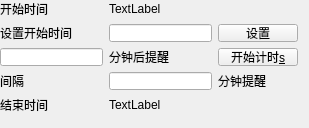
Old version of the form ui_guiTimer.ui in the repository karllrak/GUITimer.
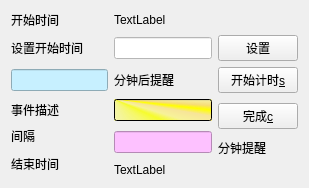
New version of the form. Icons and pictures are not drawn.

Patch:
```diff
--- a/ui_guiTimer.ui
+++ b/ui_guiTimer.ui
@@ -7,33 +7,30 @@
     <x>0</x>
     <y>0</y>
     <width>309</width>
-    <height>128</height>
+    <height>155</height>
    </rect>
   </property>
   <property name="windowTitle">
    <string>Form</string>
   </property>
-  <widget class="QWidget" name="layoutWidget">
-   <property name="geometry">
-    <rect>
-     <x>0</x>
-     <y>0</y>
-     <width>298</width>
-     <height>114</height>
-    </rect>
+  <property name="autoFillBackground">
+   <bool>false</bool>
+  </property>
+  <property name="styleSheet">
+   <string notr="true"/>
    </property>
    <layout class="QGridLayout" name="gridLayout">
-    <item row="1" column="2">
-     <widget class="QPushButton" name="btnSetStartTime">
+   <item row="0" column="0">
+    <widget class="QLabel" name="label">
       <property name="text">
-       <string>设置</string>
+      <string>开始时间</string>
       </property>
      </widget>
     </item>
-    <item row="6" column="0">
-     <widget class="QLabel" name="label_2">
+   <item row="0" column="1">
+    <widget class="QLabel" name="labelStartTime">
       <property name="text">
-       <string>结束时间</string>
+      <string>TextLabel</string>
       </property>
      </widget>
     </item>
@@ -45,69 +42,107 @@
      </widget>
     </item>
     <item row="1" column="1">
-     <widget class="QLineEdit" name="lineEditStartTime"/>
-    </item>
-    <item row="0" column="1">
-     <widget class="QLabel" name="labelStartTime">
-      <property name="text">
-       <string>TextLabel</string>
+    <widget class="QLineEdit" name="lineEditStartTime">
+     <property name="styleSheet">
+      <string notr="true">border-color: #7722ff;
+color: rgb(0, 0, 255);
+image: url(:/img/aaaa.jpg);
+background-color: rgb(255, 255, 255);
+</string>
       </property>
      </widget>
     </item>
-    <item row="6" column="1">
-     <widget class="QLabel" name="labelEndTime">
+   <item row="1" column="2">
+    <widget class="QPushButton" name="btnSetStartTime">
       <property name="text">
-       <string>TextLabel</string>
+      <string>设置</string>
       </property>
      </widget>
     </item>
-    <item row="4" column="2">
-     <widget class="QPushButton" name="btnStartTimer">
-      <property name="text">
-       <string>开始计时&amp;s</string>
+   <item row="2" column="0">
+    <widget class="QLineEdit" name="lineEditTimeCount">
+     <property name="styleSheet">
+      <string notr="true">border-color: #7722ff;
+background-color: rgb(199, 240, 255);</string>
       </property>
      </widget>
     </item>
-    <item row="0" column="0">
-     <widget class="QLabel" name="label">
-      <property name="text">
-       <string>开始时间</string>
-      </property>
-     </widget>
-    </item>
-    <item row="4" column="0">
-     <widget class="QLineEdit" name="lineEditTimeCount"/>
-    </item>
-    <item row="4" column="1">
+   <item row="2" column="1">
      <widget class="QLabel" name="label_4">
       <property name="text">
        <string>分钟后提醒</string>
       </property>
      </widget>
     </item>
-    <item row="5" column="1">
-     <widget class="QLineEdit" name="intervalNoticeEdit"/>
-    </item>
-    <item row="5" column="0">
+   <item row="2" column="2">
+    <widget class="QPushButton" name="btnStartTimer">
+     <property name="text">
+      <string>开始计时&amp;s</string>
+     </property>
+    </widget>
+   </item>
+   <item row="3" column="0">
+    <widget class="QLabel" name="label_7">
+     <property name="text">
+      <string>事件描述</string>
+     </property>
+    </widget>
+   </item>
+   <item row="3" column="1">
+    <widget class="QLineEdit" name="LEDescription">
+     <property name="styleSheet">
+      <string notr="true">border-color: #7722ff;
+background-color: qconicalgradient(cx:0, cy:0, angle:135, stop:0 rgba(255, 255, 0, 69), stop:0.375 rgba(255, 255, 0, 69), stop:0.423533 rgba(251, 255, 0, 145), stop:0.45 rgba(247, 255, 0, 208), stop:0.477581 rgba(255, 244, 71, 130), stop:0.518717 rgba(255, 218, 71, 130), stop:0.55 rgba(255, 255, 0, 255), stop:0.57754 rgba(255, 203, 0, 130), stop:0.625 rgba(255, 255, 0, 69), stop:1 rgba(255, 255, 0, 69));</string>
+     </property>
+    </widget>
+   </item>
+   <item row="3" column="2" rowspan="2">
+    <widget class="QPushButton" name="btnComplete">
+     <property name="text">
+      <string>完成&amp;c</string>
+     </property>
+    </widget>
+   </item>
+   <item row="4" column="0" rowspan="2">
      <widget class="QLabel" name="label_5">
       <property name="text">
        <string>间隔</string>
       </property>
      </widget>
     </item>
-    <item row="5" column="2">
+   <item row="4" column="1" rowspan="3">
+    <widget class="QLineEdit" name="intervalNoticeEdit">
+     <property name="styleSheet">
+      <string notr="true">border-color: #7722ff;
+background-color: rgb(253, 193, 255);</string>
+     </property>
+    </widget>
+   </item>
+   <item row="5" column="2" rowspan="2">
      <widget class="QLabel" name="label_6">
       <property name="text">
        <string>分钟提醒</string>
       </property>
      </widget>
     </item>
-   </layout>
-  </widget>
-  <zorder>layoutWidget</zorder>
-  <zorder>lineEditTimeCount</zorder>
-  <zorder>label_4</zorder>
- </widget>
- <resources/>
+   <item row="6" column="0" rowspan="2">
+    <widget class="QLabel" name="label_2">
+     <property name="text">
+      <string>结束时间</string>
+     </property>
+    </widget>
+   </item>
+   <item row="7" column="1">
+    <widget class="QLabel" name="labelEndTime">
+     <property name="text">
+      <string>TextLabel</string>
+     </property>
+    </widget>
+   </item>
+  </layout>
+ </widget>
+ <resources>
+  <include location="qrc_guiTimer.qrc"/>
+ </resources>
  <connections/>
 </ui>
```
Lines whose indentation alone changed are shown as unchanged.
